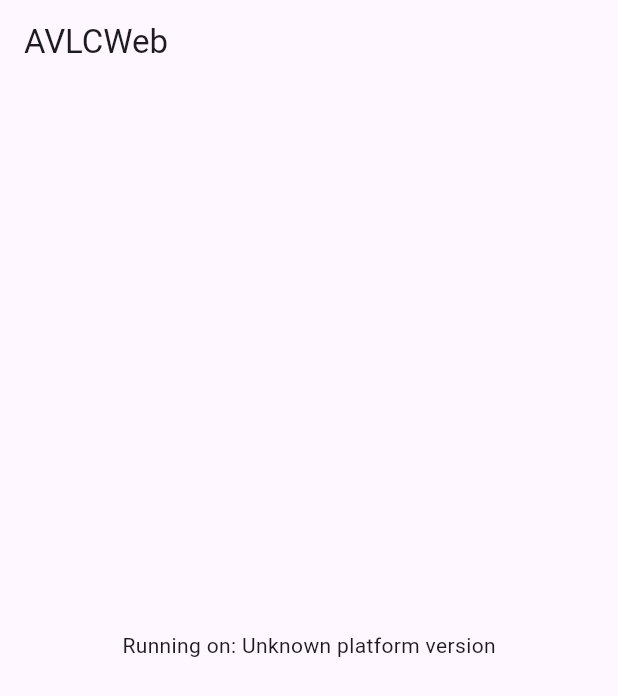
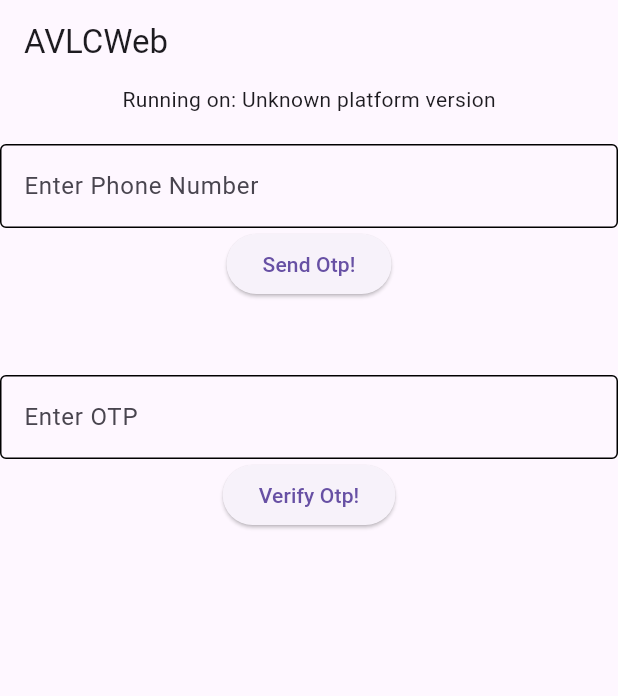
Before and after one commit to Shvet/avlc_web, a Flutter app: the screen it shows after launch, on a phone screen of 412 x 824 dp. Shown: the top 696 px of the screen. Run offline on Flutter 3.47's test engine with Material 3 defaults, Android fonts, the phone set to English and light mode, and no system bars; our stand-ins replace plugin_platform_interface, shared_preferences; network calls fail.

Commit message:
Refactor: Update Android Gradle Plugin and Kotlin versions, enhance API calls, and improve example app
This commit updates the Android Gradle Plugin (AGP) and Kotlin versions in the project. The AGP version is updated from 7.3.0 to 8.9.1, and the Kotlin version is updated from 1.7.10 to 2.1.10. Correspondingly, the Java compatibility and Kotlin JVM target versions are raised to 21. The Gradle wrapper is updated to version 8.11.1.

Several enhancements have been made to the API helper and the main plugin:
- Login API calls now send data as `Map<String, String>` instead of JSON encoded string.
- Logging has been added for API request and response details.
- The `initialize` method now checks for `result['success'] == true` instead of `result['status'] == 200` and no longer attempts to save a refresh token, as it's not provided by the updated API.
- The `sendOtp` method in `ApiHelper` was incorrectly calling the `verify-otp` endpoint; this has been corrected to call `send-otp`.

The example application has been improved to include:
- Text input fields for phone number and OTP.
- Buttons to trigger "Send OTP" and "Verify OTP" functionality.

Additionally, the `package` attribute has been removed from the AndroidManifest.xml as it is deprecated. The `gradle.properties` file in the example app has been updated with new Android build feature flags. The package version has been incremented to 0.0.4.

```diff
--- a/example/lib/main.dart
+++ b/example/lib/main.dart
@@ -18,6 +18,8 @@ class MyApp extends StatefulWidget {
 class _MyAppState extends State<MyApp> {
   String _platformVersion = 'Unknown';
   final _avlcwebPlugin = AvlcWeb();
+  TextEditingController phoneNumberController = TextEditingController();
+  TextEditingController otpController = TextEditingController();
 
   @override
   void initState() {
@@ -31,8 +33,7 @@ class _MyAppState extends State<MyApp> {
     // Platform messages may fail, so we use a try/catch PlatformException.
     // We also handle the message potentially returning null.
     try {
-      platformVersion = await _avlcwebPlugin.getPlatformVersion() ??
-          'Unknown platform version';
+      platformVersion = await _avlcwebPlugin.getPlatformVersion() ?? 'Unknown platform version';
       _avlcwebPlugin.initialize(
         appId: "your_app_id",
         appSecret: "your_app_secret",
@@ -59,8 +60,50 @@ class _MyAppState extends State<MyApp> {
         appBar: AppBar(
           title: const Text('AVLCWeb'),
         ),
-        body: Center(
-          child: Text('Running on: $_platformVersion\n'),
+        body: Column(
+          children: [
+            Center(
+              child: Text('Running on: $_platformVersion\n'),
+            ),
+            TextFormField(
+              controller: phoneNumberController,
+              decoration: const InputDecoration(
+                border: OutlineInputBorder(),
+                hintText: "Enter Phone Number",
+                enabled: true,
+                enabledBorder: OutlineInputBorder(),
+                filled: false,
+              ),
+            ),
+            ElevatedButton(
+              onPressed: () {
+                _avlcwebPlugin.sendOtp({"phone": phoneNumberController.text}, (p0) {});
+              },
+              child: const Text("Send Otp!"),
+            ),
+            const SizedBox(
+              height: 50,
+            ),
+            TextFormField(
+              controller: otpController,
+              decoration: const InputDecoration(
+                border: OutlineInputBorder(),
+                hintText: "Enter OTP",
+                enabled: true,
+                enabledBorder: OutlineInputBorder(),
+                filled: false,
+              ),
+            ),
+            ElevatedButton(
+              onPressed: () {
+                _avlcwebPlugin.verifyOtp({
+                  "phone": phoneNumberController.text,
+                  "otp": otpController.text,
+                }, (p0) {});
+              },
+              child: const Text("Verify Otp!"),
+            ),
+          ],
         ),
       ),
     );
--- a/pubspec.yaml
+++ b/pubspec.yaml
@@ -1,6 +1,6 @@
 name: avlcweb
 description: "AvlcWeb Sign in with whatsapp"
-version: 0.0.3
+version: 0.0.4
 homepage: https://github.com/Shvet/avlc_web
 repository: https://github.com/Shvet/avlc_web
 issue_tracker: https://github.com/Shvet/avlc_web/issues
```
Also changed, not shown: lib/avlc_web.dart (+4 -5 lines), lib/src/api_helper.dart (+16 -37 lines), example/pubspec.lock, 6 other files.
